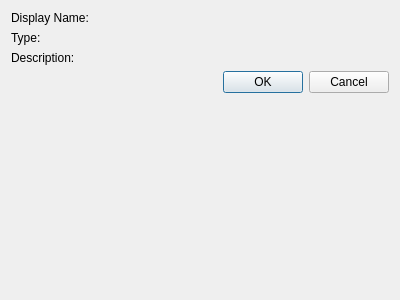
Above: Source/Tome/Features/Fields/View/fieldvaluewindow.ui from npruehs/tome-editor before the change. Below: the same form after it.
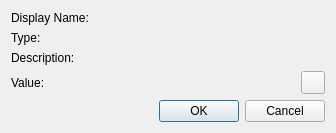
That is the form after the change. Icons and pictures are not drawn.

Commit message: ADDED: Records - Reverting field values to parent values.

Diff of the .ui file:
```diff
--- a/Source/Tome/Features/Fields/View/fieldvaluewindow.ui
+++ b/Source/Tome/Features/Fields/View/fieldvaluewindow.ui
@@ -6,14 +6,14 @@
    <rect>
     <x>0</x>
     <y>0</y>
-    <width>400</width>
-    <height>300</height>
+    <width>336</width>
+    <height>123</height>
    </rect>
   </property>
   <property name="windowTitle">
    <string>Set Value</string>
   </property>
-  <layout class="QFormLayout" name="formLayout">
+  <layout class="QGridLayout" name="gridLayout">
    <item row="0" column="0">
     <widget class="QLabel" name="labelDisplayName">
      <property name="text">
@@ -28,16 +28,6 @@
      </property>
     </widget>
    </item>
-   <item row="3" column="0" colspan="2">
-    <widget class="QDialogButtonBox" name="buttonBox">
-     <property name="orientation">
-      <enum>Qt::Horizontal</enum>
-     </property>
-     <property name="standardButtons">
-      <set>QDialogButtonBox::Cancel|QDialogButtonBox::Ok</set>
-     </property>
-    </widget>
-   </item>
    <item row="1" column="0">
     <widget class="QLabel" name="labelType">
      <property name="text">
@@ -66,6 +56,38 @@
      </property>
     </widget>
    </item>
+   <item row="3" column="0">
+    <widget class="QLabel" name="labelFieldValue">
+     <property name="text">
+      <string>Value:</string>
+     </property>
+    </widget>
+   </item>
+   <item row="3" column="2">
+    <widget class="QToolButton" name="toolButtonRevert">
+     <property name="toolTip">
+      <string>Revert to parent</string>
+     </property>
+     <property name="text">
+      <string/>
+     </property>
+     <property name="icon">
+      <iconset>
+       <normalon>:/Media/Icons/Restart_6322.png</normalon>
+      </iconset>
+     </property>
+    </widget>
+   </item>
+   <item row="4" column="0" colspan="3">
+    <widget class="QDialogButtonBox" name="buttonBox">
+     <property name="orientation">
+      <enum>Qt::Horizontal</enum>
+     </property>
+     <property name="standardButtons">
+      <set>QDialogButtonBox::Cancel|QDialogButtonBox::Ok</set>
+     </property>
+    </widget>
+   </item>
   </layout>
  </widget>
  <resources/>
```
Left out of the diff: 12 changed lines with no effect on the pictures. The commit also changes 9 other files.
